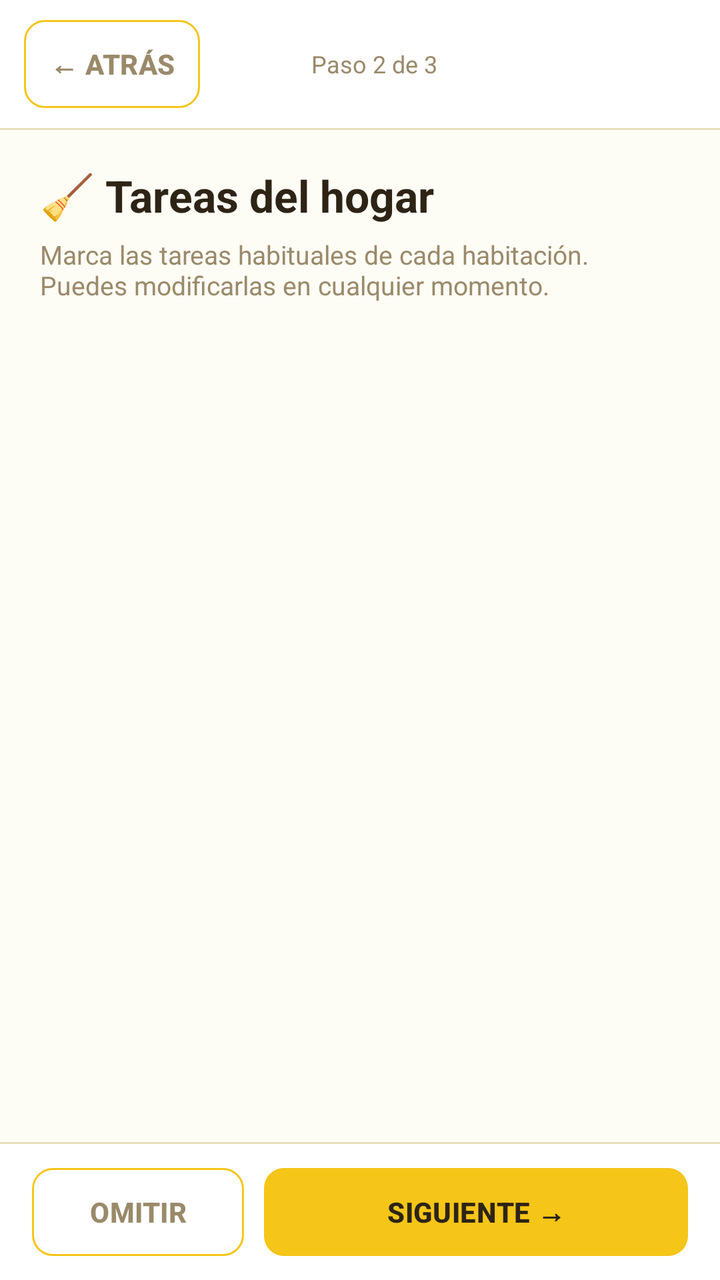
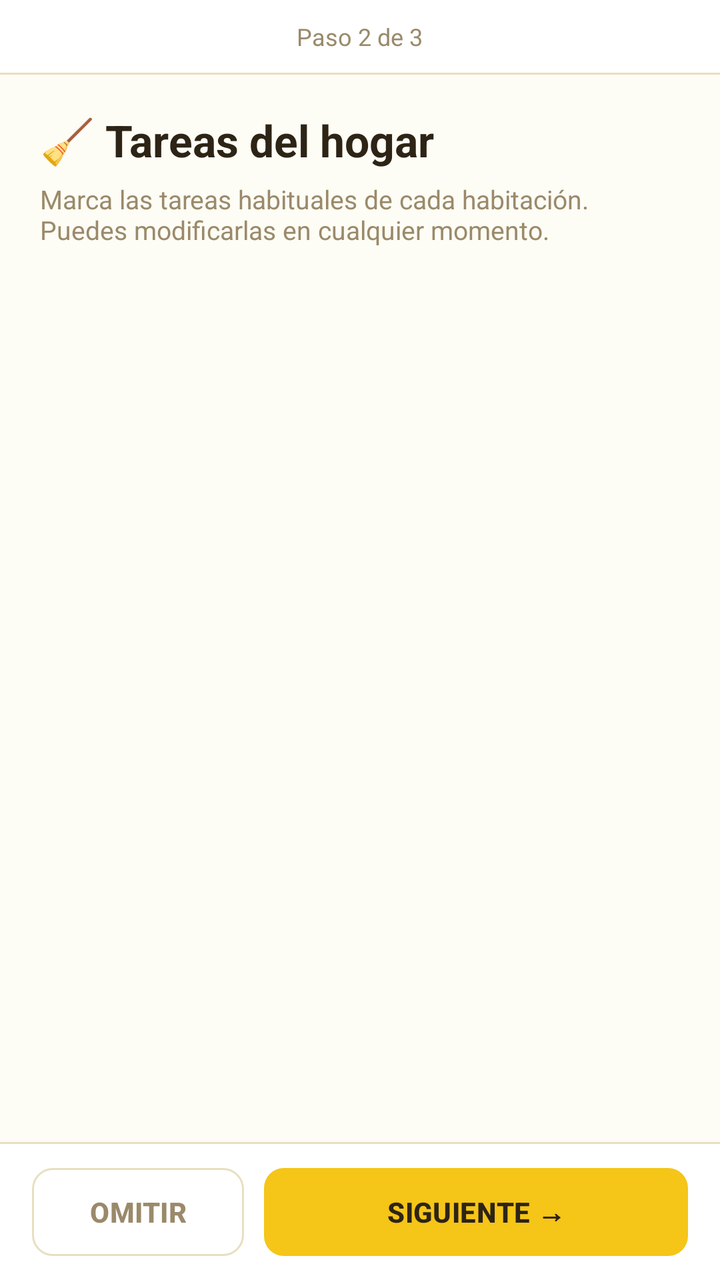

Before-and-after screenshots of an Android layout around one commit, followed by the original layout XML and the change that was made.
<!-- AndroidManifest.xml: application theme Theme.HomneyApp -->
<!-- res/layout/activity_activity2b_tareas_hogar.xml -->
<?xml version="1.0" encoding="utf-8"?>
<LinearLayout xmlns:android="http://schemas.android.com/apk/res/android"
    android:layout_width="match_parent"
    android:layout_height="match_parent"
    android:orientation="vertical"
    android:background="@color/background">

    
    <LinearLayout
        android:layout_width="match_parent"
        android:layout_height="wrap_content"
        android:orientation="horizontal"
        android:gravity="center_vertical"
        android:paddingStart="12dp"
        android:paddingEnd="16dp"
        android:paddingTop="10dp"
        android:paddingBottom="10dp"
        android:background="@color/surface">

        <Button
            android:id="@+id/btn_atras_tareas"
            style="@style/Homney.Button.Ghost"
            android:layout_width="wrap_content"
            android:layout_height="wrap_content"
            android:text="← Atrás"
            android:paddingStart="10dp"
            android:paddingEnd="10dp" />

        <TextView
            android:layout_width="0dp"
            android:layout_height="wrap_content"
            android:layout_weight="1"
            android:text="Paso 2 de 3"
            android:gravity="center"
            style="@style/Homney.Text.Muted"
            android:textSize="12sp" />

        
        <View
            android:layout_width="70dp"
            android:layout_height="1dp" />

    </LinearLayout>

    
    <View
        android:layout_width="match_parent"
        android:layout_height="1dp"
        android:background="@color/border" />

    
    <LinearLayout
        android:layout_width="match_parent"
        android:layout_height="wrap_content"
        android:orientation="vertical"
        android:paddingStart="20dp"
        android:paddingEnd="20dp"
        android:paddingTop="18dp"
        android:paddingBottom="10dp">

        <TextView
            android:layout_width="wrap_content"
            android:layout_height="wrap_content"
            android:text="🧹 Tareas del hogar"
            android:textColor="@color/text"
            android:textSize="22sp"
            android:textStyle="bold"
            android:layout_marginBottom="6dp" />

        <TextView
            android:layout_width="match_parent"
            android:layout_height="wrap_content"
            android:text="Marca las tareas habituales de cada habitación. Puedes modificarlas en cualquier momento."
            style="@style/Homney.Text.Muted"
            android:textSize="13sp" />

    </LinearLayout>

    
    <ScrollView
        android:layout_width="match_parent"
        android:layout_height="0dp"
        android:layout_weight="1"
        android:fillViewport="false"
        android:clipToPadding="false">

        <LinearLayout
            android:id="@+id/ll_secciones_habitaciones"
            android:layout_width="match_parent"
            android:layout_height="wrap_content"
            android:orientation="vertical"
            android:padding="16dp" />

    </ScrollView>

    
    <View
        android:layout_width="match_parent"
        android:layout_height="1dp"
        android:background="@color/border" />

    
    <LinearLayout
        android:layout_width="match_parent"
        android:layout_height="wrap_content"
        android:orientation="horizontal"
        android:paddingStart="16dp"
        android:paddingEnd="16dp"
        android:paddingTop="12dp"
        android:paddingBottom="12dp"
        android:background="@color/surface">

        <Button
            android:id="@+id/btn_omitir_tareas"
            style="@style/Homney.Button.Ghost"
            android:layout_width="0dp"
            android:layout_height="wrap_content"
            android:layout_weight="1"
            android:text="Omitir"
            android:layout_marginEnd="10dp" />

        <Button
            android:id="@+id/btn_siguiente_tareas"
            style="@style/Homney.Button.Primary"
            android:layout_width="0dp"
            android:layout_height="wrap_content"
            android:layout_weight="2"
            android:text="Siguiente →" />

    </LinearLayout>

</LinearLayout>
<!-- resources referenced by this layout -->
<resources>
  <color name="background">#FDFCF5</color>
  <color name="border">#E8DFC0</color>
  <color name="surface">#FFFFFFFF</color>
  <color name="text">#2D2416</color>
  <style name="Homney.Button.Ghost" parent="Homney.Button.Base">
          <item name="android:background">@drawable/bg_button_ghost</item>
          <item name="android:textColor">@color/muted</item>
      </style>
  <style name="Homney.Button.Primary" parent="Homney.Button.Base">
          <item name="android:background">@drawable/bg_button_primary</item>
          <item name="android:textColor">@color/text</item>
      </style>
  <style name="Homney.Text.Muted" parent="Homney.Text">
          <item name="android:textColor">@color/muted</item>
          <item name="android:textSize">12sp</item>
      </style>
  <style name="Theme.HomneyApp" parent="Theme.MaterialComponents.DayNight.DarkActionBar">
          
          <item name="colorPrimary">@color/accent</item>
          <item name="colorPrimaryVariant">@color/accent_dark</item>
          <item name="colorOnPrimary">@color/text</item>
          
          <item name="colorSecondary">@color/green</item>
          <item name="colorSecondaryVariant">@color/green_dark</item>
          <item name="colorOnSecondary">@color/text</item>
          
          <item name="android:colorBackground">@color/background</item>
          <item name="colorSurface">@color/surface</item>
          <item name="colorOnSurface">@color/text</item>
          
          <item name="android:statusBarColor" tools:targetApi="l">@color/accent_dark</item>
      </style>
  <style name="Homney.Button.Base" parent="Widget.AppCompat.Button">
          <item name="android:minHeight">44dp</item>
          <item name="android:paddingLeft">20dp</item>
          <item name="android:paddingRight">20dp</item>
          <item name="android:paddingTop">10dp</item>
          <item name="android:paddingBottom">10dp</item>
          <item name="android:textSize">14sp</item>
          <item name="android:textStyle">bold</item>
          <item name="android:fontFamily">sans-serif-medium</item>
          <item name="android:letterSpacing">0.01</item>
          <item name="android:stateListAnimator">@null</item>
          <item name="android:insetTop">0dp</item>
          <item name="android:insetBottom">0dp</item>
      </style>
  <color name="muted">#9A8A6A</color>
  <!-- drawable bg_button_primary (drawable) -->
  <?xml version="1.0" encoding="utf-8"?>
  <selector xmlns:android="http://schemas.android.com/apk/res/android">
  
      
      <item android:state_enabled="false">
          <shape android:shape="rectangle">
              <solid android:color="@color/accent_disabled" />
              <corners android:radius="10dp" />
          </shape>
      </item>
  
      
      <item android:state_pressed="true">
          <shape android:shape="rectangle">
              <solid android:color="@color/accent_dark" />
              <corners android:radius="10dp" />
          </shape>
      </item>
      <item android:state_focused="true">
          <shape android:shape="rectangle">
              <solid android:color="@color/accent_dark" />
              <corners android:radius="10dp" />
          </shape>
      </item>
  
      
      <item>
          <shape android:shape="rectangle">
              <solid android:color="@color/accent" />
              <corners android:radius="10dp" />
          </shape>
      </item>
  
  </selector>
  <style name="Homney.Text" parent="" />
  <color name="accent">#F5C518</color>
  <color name="accent_dark">#D4A80E</color>
  <color name="green">#7CC87A</color>
  <color name="green_dark">#58A856</color>
  <color name="accent_background">#FFF3C0</color>
  <color name="accent_disabled">#8CF5C518</color>
  <!-- unchanged entries left out for length: 1 -->
</resources>

<!-- the commit's change to res/layout/activity_activity2b_tareas_hogar.xml (unified diff, before → after) -->
@@ -10,35 +10,20 @@
         android:layout_width="match_parent"
         android:layout_height="wrap_content"
         android:orientation="horizontal"
-        android:gravity="center_vertical"
-        android:paddingStart="12dp"
+        android:gravity="center"
+        android:paddingStart="16dp"
         android:paddingEnd="16dp"
         android:paddingTop="10dp"
         android:paddingBottom="10dp"
         android:background="@color/surface">
 
-        <Button
-            android:id="@+id/btn_atras_tareas"
-            style="@style/Homney.Button.Ghost"
+        <TextView
             android:layout_width="wrap_content"
             android:layout_height="wrap_content"
-            android:text="← Atrás"
-            android:paddingStart="10dp"
-            android:paddingEnd="10dp" />
-
-        <TextView
-            android:layout_width="0dp"
-            android:layout_height="wrap_content"
-            android:layout_weight="1"
             android:text="Paso 2 de 3"
             android:gravity="center"
             style="@style/Homney.Text.Muted"
             android:textSize="12sp" />
-
-        
-        <View
-            android:layout_width="70dp"
-            android:layout_height="1dp" />
 
     </LinearLayout>
 
<!-- resource entries referenced after the edit -->
@@ -45,6 +45,9 @@
           <item name="android:stateListAnimator">@null</item>
           <item name="android:insetTop">0dp</item>
           <item name="android:insetBottom">0dp</item>
+          
+          <item name="backgroundTint">@null</item>
+          <item name="android:backgroundTint">@null</item>
       </style>
   <color name="muted">#9A8A6A</color>
   <!-- drawable bg_button_primary (drawable) -->
